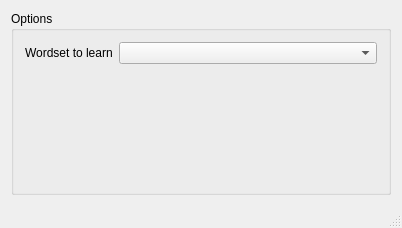
This is mainwindow.ui in zoonman/memorizer as Qt 5 draws it before an edit. The edited form follows.
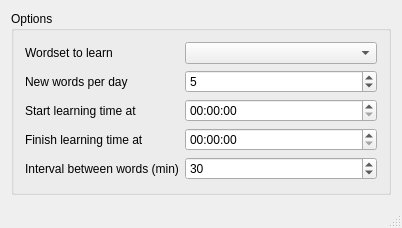
This is the edited form. The open tabs and pages were chosen to show the change. Icons and pictures are not drawn.

Diff of the .ui file:
```diff
--- a/mainwindow.ui
+++ b/mainwindow.ui
@@ -199,6 +199,66 @@
            <item row="0" column="1">
             <widget class="QComboBox" name="comboBoxDictionary"/>
            </item>
+           <item row="1" column="0">
+            <widget class="QLabel" name="label">
+             <property name="text">
+              <string>New words per day</string>
+             </property>
+            </widget>
+           </item>
+           <item row="2" column="0">
+            <widget class="QLabel" name="label_3">
+             <property name="text">
+              <string>Start learning time at</string>
+             </property>
+            </widget>
+           </item>
+           <item row="2" column="1">
+            <widget class="QTimeEdit" name="timeEditStart"/>
+           </item>
+           <item row="3" column="0">
+            <widget class="QLabel" name="label_4">
+             <property name="text">
+              <string>Finish learning time at</string>
+             </property>
+            </widget>
+           </item>
+           <item row="3" column="1">
+            <widget class="QTimeEdit" name="timeEditFinish"/>
+           </item>
+           <item row="4" column="0">
+            <widget class="QLabel" name="label_5">
+             <property name="text">
+              <string>Interval between words (min)</string>
+             </property>
+            </widget>
+           </item>
+           <item row="1" column="1">
+            <widget class="QSpinBox" name="spinBoxNewWords">
+             <property name="minimum">
+              <number>1</number>
+             </property>
+             <property name="maximum">
+              <number>30</number>
+             </property>
+             <property name="value">
+              <number>5</number>
+             </property>
+            </widget>
+           </item>
+           <item row="4" column="1">
+            <widget class="QSpinBox" name="spinBoxIntervalBetweenWords">
+             <property name="minimum">
+              <number>5</number>
+             </property>
+             <property name="maximum">
+              <number>360</number>
+             </property>
+             <property name="value">
+              <number>30</number>
+             </property>
+            </widget>
+           </item>
           </layout>
          </widget>
         </item>
```
Left out of the diff: 5 changed lines with no effect on the pictures.
